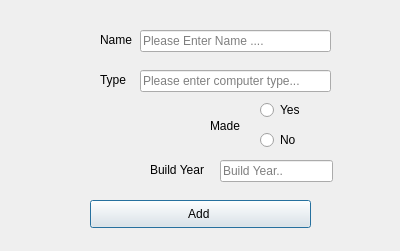
Before: the Qt Designer form Display/addcomp.ui in alexi15/verk1, drawn with Qt 5.
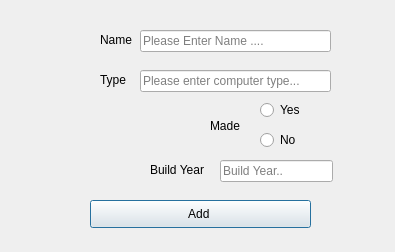
After: the same form once the commit is applied.

What changed in the file:
```diff
--- a/Display/addcomp.ui
+++ b/Display/addcomp.ui
@@ -6,8 +6,8 @@
    <rect>
     <x>0</x>
     <y>0</y>
-    <width>400</width>
-    <height>251</height>
+    <width>395</width>
+    <height>252</height>
    </rect>
   </property>
   <property name="windowTitle">
```
Left out of the diff: 8 changed lines with no effect on the pictures.
